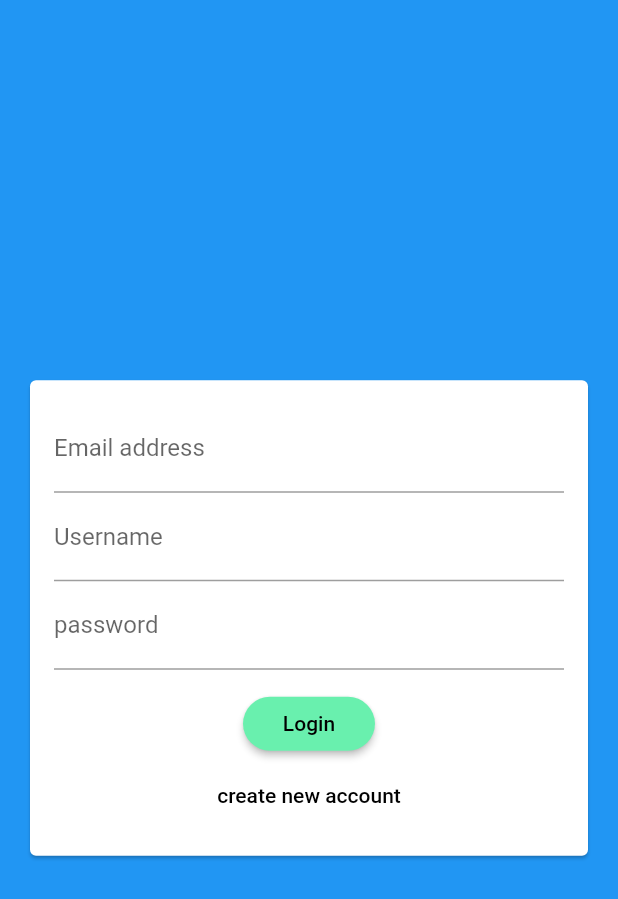
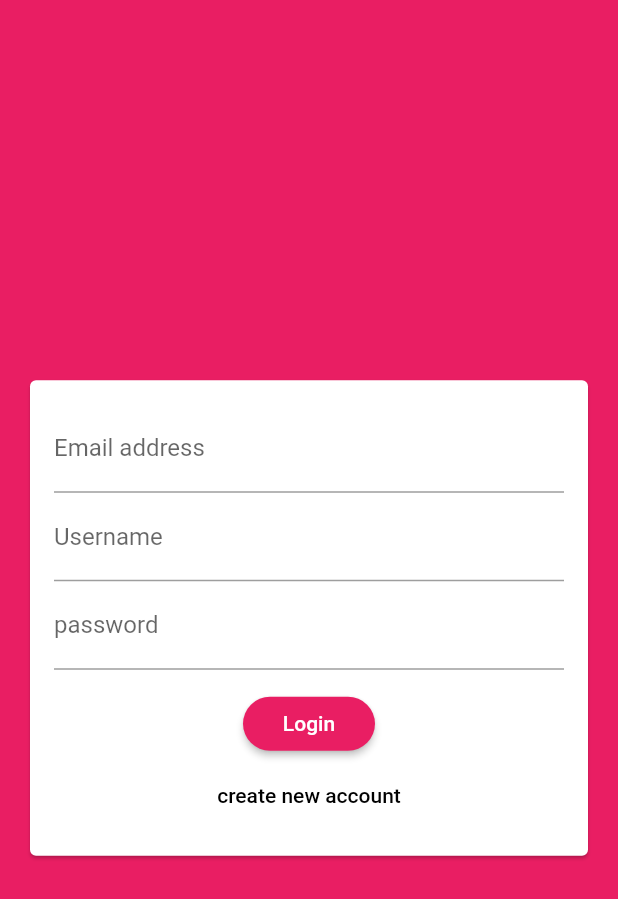
Before and after one commit to absolute-nil/flutter-chat-app, a Flutter app: the screen it shows after launch, on a phone screen of 412 x 824 dp. Shown: the top 899 px of the screen. Run offline on Flutter 3.47's test engine with Material 2 defaults, Android fonts, the phone set to English and light mode, and no system bars; our stand-ins replace cloud_firestore; accounts and stored records are empty.

Commit message:
add theme

```diff
--- a/lib/main.dart
+++ b/lib/main.dart
@@ -13,18 +13,16 @@ class MyApp extends StatelessWidget {
     return MaterialApp(
       title: 'Flutter Demo',
       theme: ThemeData(
-
-        primarySwatch: Colors.blue,
-        backgroundColor: Colors.amber,
-        accentColor: Colors.indigoAccent,
-        accentColorBrightness: Brightness.dark,
-        visualDensity: VisualDensity.adaptivePlatformDensity,
-        buttonTheme: ButtonTheme.of(context).copyWith(
-          buttonColor: Colors.greenAccent,
-          textTheme: ButtonTextTheme.primary,
-          shape: RoundedRectangleBorder(borderRadius: BorderRadius.circular(20))
-        )
-      ),
+          primarySwatch: Colors.pink,
+          backgroundColor: Colors.pink,
+          accentColor: Colors.deepPurpleAccent,
+          accentColorBrightness: Brightness.dark,
+          visualDensity: VisualDensity.adaptivePlatformDensity,
+          buttonTheme: ButtonTheme.of(context).copyWith(
+              buttonColor: Colors.pink,
+              textTheme: ButtonTextTheme.primary,
+              shape: RoundedRectangleBorder(
+                  borderRadius: BorderRadius.circular(20)))),
       home: AuthScreen(),
     );
   }
```
